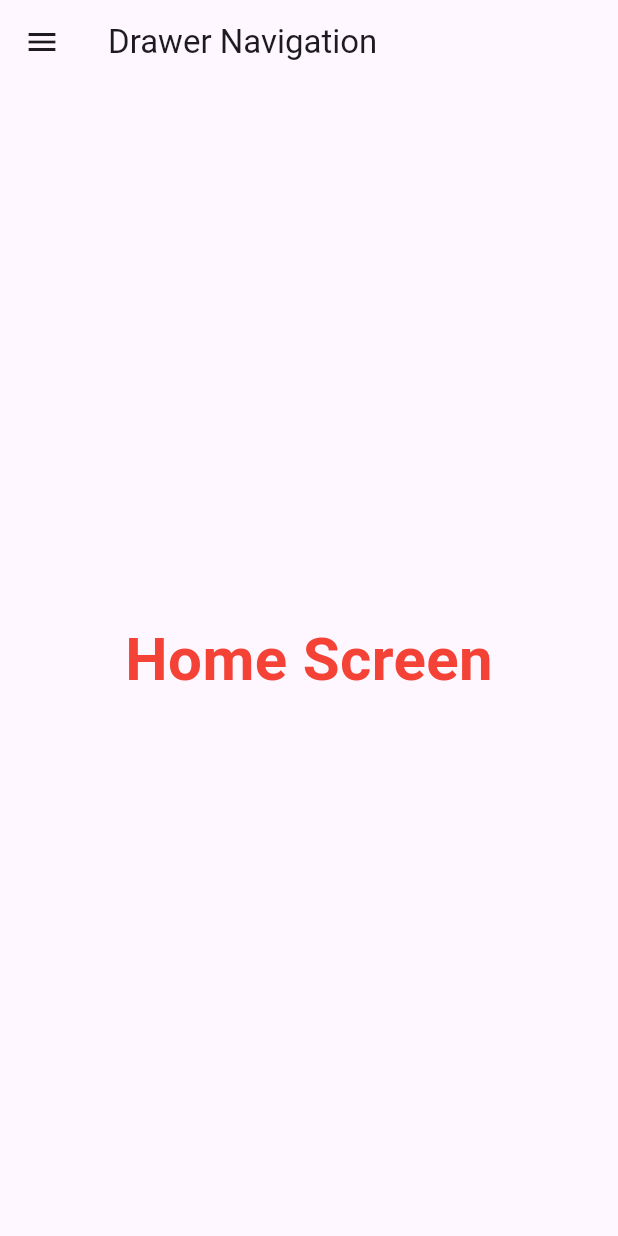
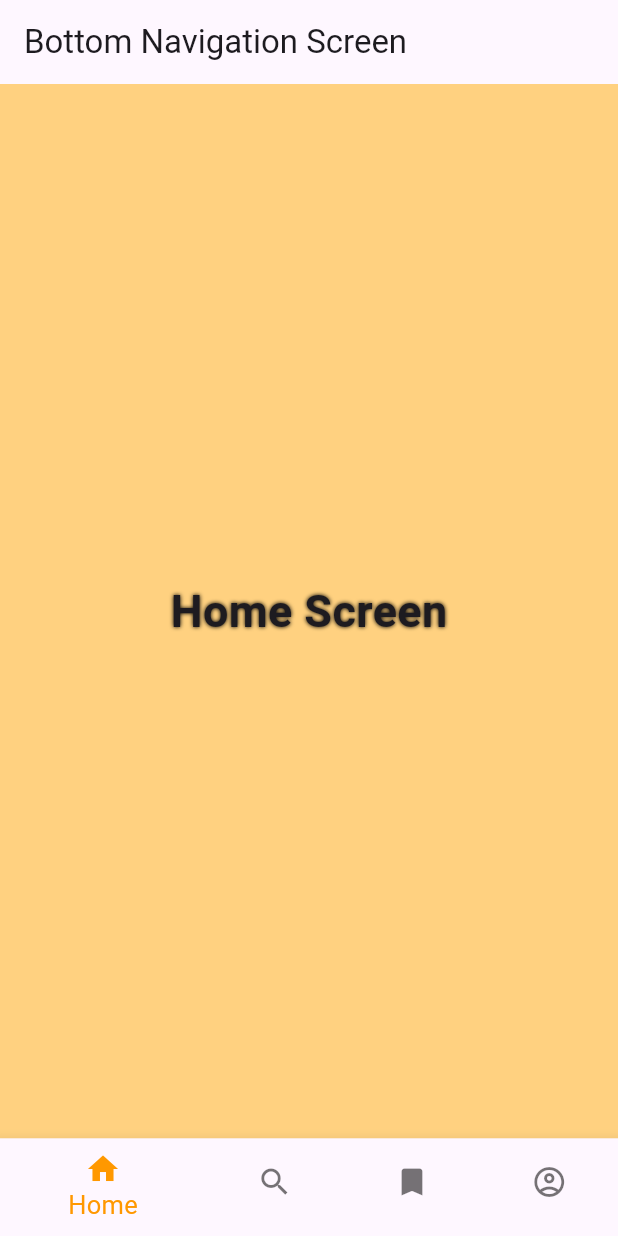
Before and after one commit to rahulkumardev24/flutter_all_widgets, a Flutter app: the screen it shows after launch, on a phone screen of 412 x 824 dp. Run offline on Flutter 3.47's test engine with Material 3 defaults, Android fonts, the phone set to English and light mode, and no system bars.

Commit message:
bottom navigation complete

```diff
--- /dev/null
+++ b/lib/bottom_navigation_screen.dart
@@ -0,0 +1,138 @@
+import 'package:flutter/material.dart';
+import 'package:flutter_all_concept/home_screen.dart';
+
+class BottomNavigationScreen extends StatefulWidget {
+  const BottomNavigationScreen({super.key});
+
+  @override
+  State<BottomNavigationScreen> createState() => _BottomNavigationScreenState();
+}
+
+class _BottomNavigationScreenState extends State<BottomNavigationScreen> {
+  int currentScreen = 0;
+
+  /// here we create multiple screen
+  List<Widget> screen = [
+    /// first screen
+    Container(
+      height: double.infinity,
+      width: double.infinity,
+      color: Colors.orangeAccent.shade100,
+      child: const Center(
+        child: Column(
+          mainAxisAlignment: MainAxisAlignment.center,
+          crossAxisAlignment: CrossAxisAlignment.center,
+          children: [
+            Text(
+              "Home Screen",
+              style: TextStyle(
+                  fontSize: 30,
+                  fontWeight: FontWeight.bold,
+                  shadows: [Shadow(color: Colors.black, blurRadius: 3)]),
+            ),
+          ],
+        ),
+      ),
+    ),
+
+    /// search screen
+    Container(
+      height: double.infinity,
+      width: double.infinity,
+      color: Colors.blue.shade100,
+      child: const Center(
+        child: Column(
+          mainAxisAlignment: MainAxisAlignment.center,
+          crossAxisAlignment: CrossAxisAlignment.center,
+          children: [
+            Text(
+              "Search Screen",
+              style: TextStyle(
+                  fontSize: 30,
+                  fontWeight: FontWeight.bold,
+                  shadows: [Shadow(color: Colors.black, blurRadius: 3)]),
+            ),
+          ],
+        ),
+      ),
+    ),
+
+    /// bookmark screen
+    Container(
+      height: double.infinity,
+      width: double.infinity,
+      color: Colors.greenAccent.shade100,
+      child: const Center(
+        child: Column(
+          mainAxisAlignment: MainAxisAlignment.center,
+          crossAxisAlignment: CrossAxisAlignment.center,
+          children: [
+            Text(
+              "Bookmark Screen",
+              style: TextStyle(
+                  fontSize: 30,
+                  fontWeight: FontWeight.bold,
+                  shadows: [Shadow(color: Colors.black, blurRadius: 3)]),
+            ),
+          ],
+        ),
+      ),
+    ),
+
+    /// profile screen
+    Container(
+      height: double.infinity,
+      width: double.infinity,
+      color: Colors.pinkAccent.shade100,
+      child: const Center(
+        child: Column(
+          mainAxisAlignment: MainAxisAlignment.center,
+          crossAxisAlignment: CrossAxisAlignment.center,
+          children: [
+            Text(
+              "Profile Screen",
+              style: TextStyle(
+                  fontSize: 30,
+                  fontWeight: FontWeight.bold,
+                  shadows: [Shadow(color: Colors.black, blurRadius: 3)]),
+            ),
+          ],
+        ),
+      ),
+    ),
+  ];
+  @override
+  Widget build(BuildContext context) {
+    return Scaffold(
+      /// app bar
+      appBar: AppBar(
+        title: const Text("Bottom Navigation Screen"),
+      ),
+      body: screen[currentScreen],
+      bottomNavigationBar: BottomNavigationBar(
+          backgroundColor: Colors.orange,
+          selectedItemColor: Colors.orange,
+          selectedFontSize: 17,
+          unselectedItemColor: Colors.black54,
+          unselectedFontSize: 14,
+          currentIndex: currentScreen,
+          onTap: (value) {
+            currentScreen = value;
+            setState(() {});
+          },
+          items: const [
+            BottomNavigationBarItem(icon: Icon(Icons.home), label: "Home"),
+            BottomNavigationBarItem(icon: Icon(Icons.search), label: "Search"),
+            BottomNavigationBarItem(
+                icon: Icon(Icons.bookmark), label: "Bookmark"),
+            BottomNavigationBarItem(
+                icon: Icon(Icons.account_circle_outlined), label: "Profile"),
+          ]),
+    );
+  }
+}
+
+/// ------------------------------- IN THIS VIDEO APPLY BOTTOM NAVIGATION ----------------------///
+/// SIMPLE STEP
+/// FINAL TEST
+/// THANK YOU SO MUCH FOR WATCHING
--- a/lib/main.dart
+++ b/lib/main.dart
@@ -1,4 +1,5 @@
 import 'package:flutter/material.dart';
+import 'package:flutter_all_concept/bottom_navigation_screen.dart';
 import 'package:flutter_all_concept/drawer_screen.dart';
 
 void main() {
@@ -19,7 +20,7 @@
         colorScheme: ColorScheme.fromSeed(seedColor: Colors.deepPurple),
         useMaterial3: true,
       ),
-      home: const DrawerScreen()
+      home: const BottomNavigationScreen()
     );
   }
 }
```
